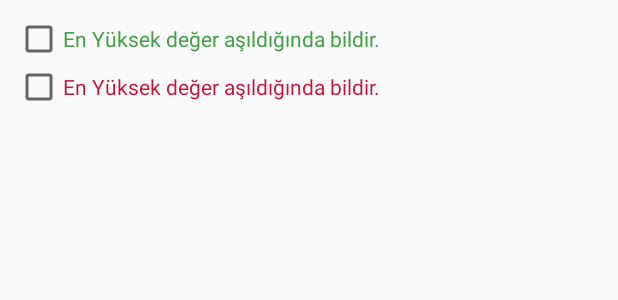
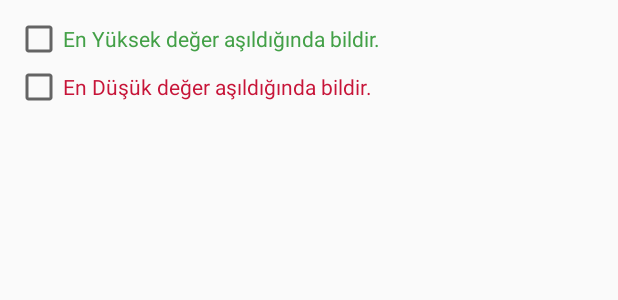
Before and after one commit to ismailkocacan/CoinTickerApp, an Android app: the layout fragment_alarm_highlow.xml on its own in the app's theme, with its tools: preview values and no code run, on a phone screen of 412 x 824 dp. Shown: the top 300 px of the screen. Run offline under Robolectric (Android 15) with nearby library versions, the phone set to English and light mode, and no system bars.

Commit message:
text corrected

```diff
--- a/Source/CoinTickerApp/app/src/main/res/values/strings.xml
+++ b/Source/CoinTickerApp/app/src/main/res/values/strings.xml
@@ -32,7 +32,7 @@
 
 
     <string name="notifyMeWhenExceedHighValue">En Yüksek değer aşıldığında bildir.</string>
-    <string name="notifyMeWhenExceedLowValue">En Yüksek değer aşıldığında bildir.</string>
+    <string name="notifyMeWhenExceedLowValue">En Düşük değer aşıldığında bildir.</string>
 
     <string name="appConstMessageAlarmInserted">Alarm Eklendi.</string>
     <string name="appConstDialogRequiredPrice">Fiyat eksik!</string>
```
